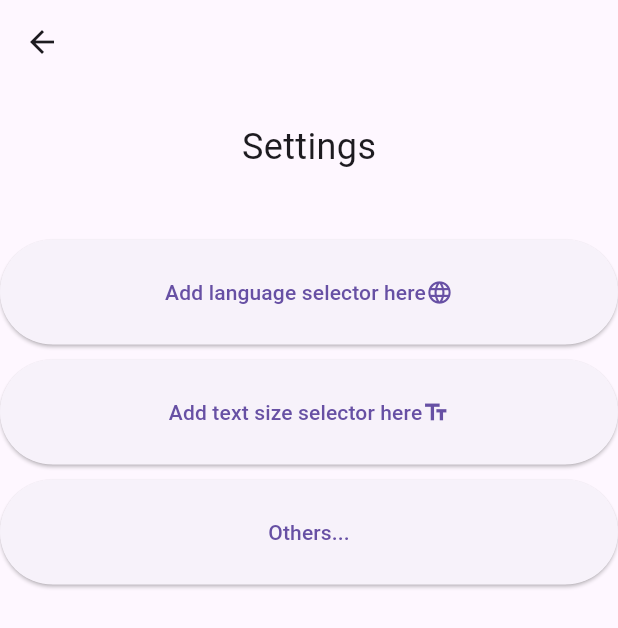
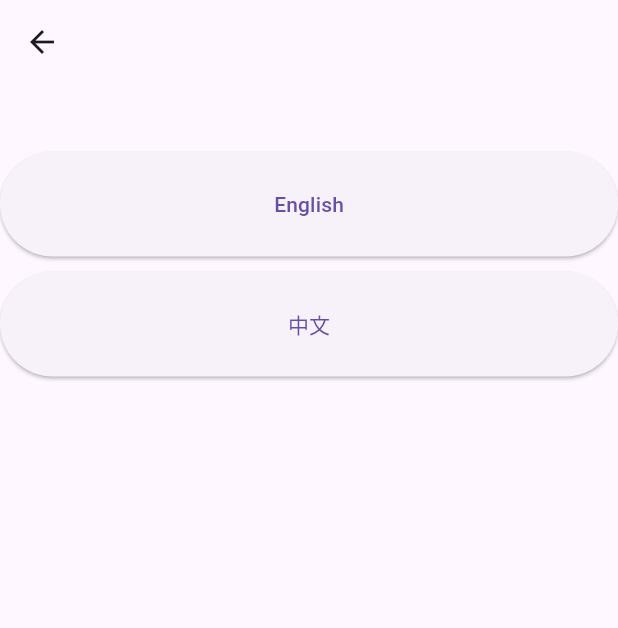
Before and after one commit to axelhallsenius/hercules, a Flutter app: the SettingsPage screen opened directly, after a tap on "Add language selector here", on a phone screen of 412 x 824 dp. Shown: the top 628 px of the screen. Run offline on Flutter 3.47's test engine with Material 3 defaults, Android fonts, the phone set to English and light mode, and no system bars.

Commit message:
Update dependencies and UI labels in SettingsPage.dart and main.dart

```diff
--- /dev/null
+++ b/lib/pages/LanguagePage.dart
@@ -0,0 +1,53 @@
+import 'package:flutter/material.dart';
+import 'package:flutter_localizations/flutter_localizations.dart';
+import 'package:provider/provider.dart';
+import 'package:flutter_application_1/elements/CustomElevatedButton.dart';
+import 'package:intl/intl.dart';
+
+class LanguageProvider extends ChangeNotifier {
+  Locale _locale = Locale('en');
+
+  Locale get locale => _locale;
+
+  void setLocale(String languageCode) {
+    if (_locale.languageCode != languageCode) {
+      // Check if the new language code is different
+      _locale = Locale(languageCode);
+      notifyListeners();
+    }
+  }
+}
+
+class LanguagePage extends StatefulWidget {
+  @override
+  _LanguagePageState createState() => _LanguagePageState();
+}
+
+class _LanguagePageState extends State<LanguagePage> {
+  @override
+  Widget build(BuildContext context) {
+    // Access the provider
+    var languageProvider = Provider.of<LanguageProvider>(context);
+    return Scaffold(
+      appBar: AppBar(),
+      body: ListView(
+        children: <Widget>[
+          SizedBox(height: 45),
+          CustomElevatedButton(
+            text: 'English',
+            onPressed: () {
+              languageProvider.setLocale('en');
+            },
+          ),
+          SizedBox(height: 10),
+          CustomElevatedButton(
+            text: '中文',
+            onPressed: () {
+              languageProvider.setLocale('zh');
+            },
+          ),
+        ],
+      ),
+    );
+  }
+}
--- a/lib/pages/SettingsPage.dart
+++ b/lib/pages/SettingsPage.dart
@@ -1,4 +1,5 @@
 import 'package:flutter/material.dart';
+import 'package:flutter_application_1/pages/LanguagePage.dart';
 import 'package:flutter_application_1/elements/CustomElevatedButton.dart';
 
 class SettingsPage extends StatelessWidget {
@@ -19,7 +20,12 @@ class SettingsPage extends StatelessWidget {
               CustomElevatedButton(
                 text: 'Add language selector here',
                 icon: Icons.language,
-                onPressed: () {},
+                onPressed: () {
+                  Navigator.push(
+                    context,
+                    MaterialPageRoute(builder: (context) => LanguagePage()),
+                  );
+                },
               ),
               SizedBox(height: 10),
               CustomElevatedButton(
--- a/pubspec.yaml
+++ b/pubspec.yaml
@@ -32,6 +32,9 @@ dependencies:
     sdk: flutter
   sqflite: ^2.0.0+3
   path_provider: ^2.0.1
+  flutter_localizations:
+    sdk: flutter
+  intl: ^0.17.0
 
   # The following adds the Cupertino Icons font to your application.
   # Use with the CupertinoIcons class for iOS style icons.
```
Also changed, not shown: lib/main.dart (+20 -1 lines), lib/pages/DashboardPage.dart (+80 -45 lines), pubspec.lock, 1 other file.
